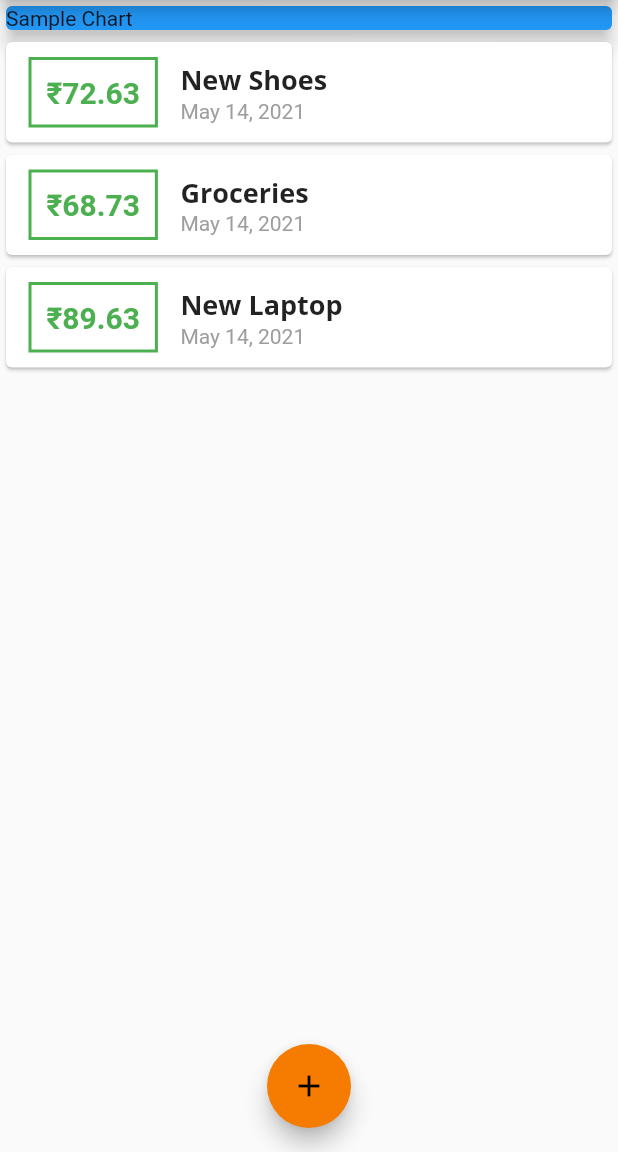
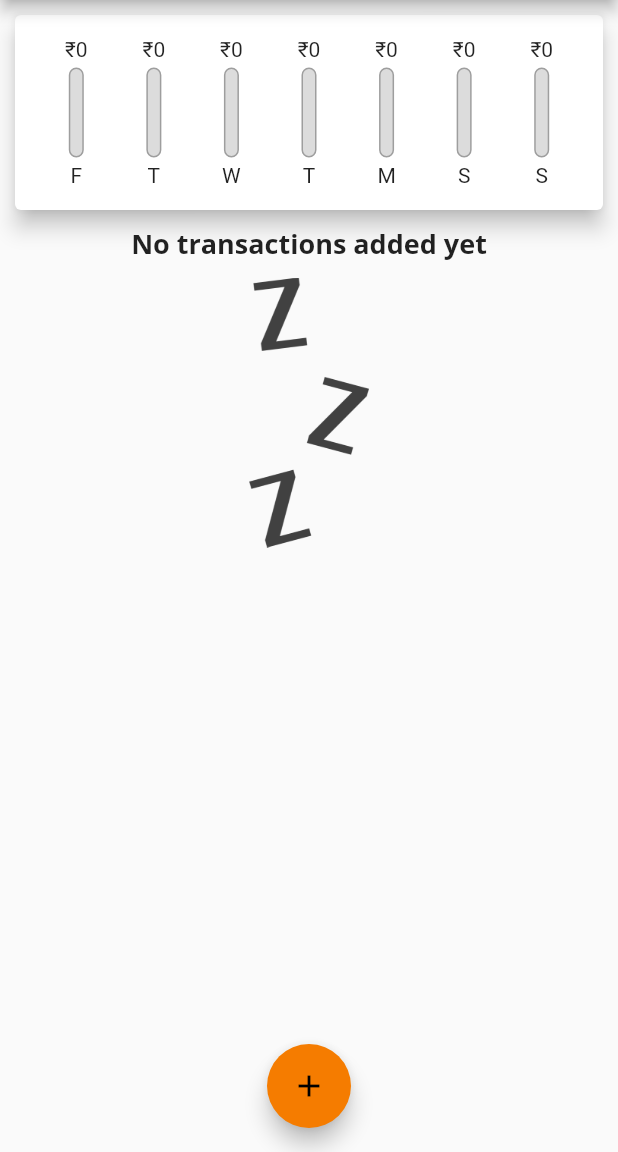
Before and after one commit to surya0180/Expenses-Manager, a Flutter app: the screen it shows after launch, on a phone screen of 412 x 824 dp, the part 84-1236 px from its top. Run offline on Flutter 3.47's test engine with Material 2 defaults, Android fonts, the phone set to English and light mode, and no system bars.

Commit message:
Completed chart bar

```diff
--- a/lib/main.dart
+++ b/lib/main.dart
@@ -2,6 +2,7 @@ import 'package:expenses_manager/models/transaction.dart';
 import 'package:expenses_manager/widgets/new_transaction.dart';
 import 'package:expenses_manager/widgets/transaction_list.dart';
 import 'package:flutter/material.dart';
+import './widgets/chart.dart';
 
 void main() => runApp(MyApp());
 
@@ -44,26 +45,13 @@ class MyHomePage extends StatefulWidget {
 
 class _MyHomePageState extends State<MyHomePage> {
 
-  final List<Transaction> _userTransactions = [
-    Transaction(
-      id: 't1',
-      title: 'New Shoes',
-      amount: 72.63,
-      date: DateTime.now()
-    ),
-    Transaction(
-      id: 't2',
-      title: 'Groceries',
-      amount: 68.73,
-      date: DateTime.now()
-    ),
-    Transaction(
-      id: 't3',
-      title: 'New Laptop',
-      amount: 89.63,
-      date: DateTime.now()
-    )
-  ];
+  final List<Transaction> _userTransactions = [];
+
+  List<Transaction> get _recentTransactions {
+    return _userTransactions.where((tx)  {
+      return tx.date.isAfter(DateTime.now().subtract(Duration(days: 7)));
+    }).toList();
+  }
 
   void _addNewTransaction(String txTitle, double txAmount) {
     final newTx = Transaction(
@@ -109,14 +97,7 @@ class _MyHomePageState extends State<MyHomePage> {
           mainAxisAlignment: MainAxisAlignment.start,
           crossAxisAlignment: CrossAxisAlignment.center,
           children: <Widget> [
-          Container(
-            width: double.infinity,
-            child: Card(
-              color: Colors.blue,
-              child: Text('Sample Chart'),
-              elevation: 5,
-            ),
-          ),
+          Chart(_recentTransactions),
           TransactionList(_userTransactions),
         ],),
       ),
--- /dev/null
+++ b/lib/widgets/chart.dart
@@ -0,0 +1,64 @@
+import 'package:expenses_manager/models/transaction.dart';
+import 'package:expenses_manager/widgets/chart_bar.dart';
+import 'package:flutter/material.dart';
+import 'package:intl/intl.dart';
+
+class Chart extends StatelessWidget {
+
+  final List<Transaction> recentTransactions;
+  Chart(this.recentTransactions);
+
+  List<Map> get groupedTransactionValues {
+    return List.generate(7, (index)  {
+      final weekDay = DateTime.now().subtract(Duration(days: index), );
+
+      double totalSum = 0.0;
+
+      for (var i = 0; i < recentTransactions.length; i++) {
+        if (recentTransactions[i].date.day == weekDay.day
+        && recentTransactions[i].date.month == weekDay.month
+        && recentTransactions[i].date.year == weekDay.year) {
+          totalSum += recentTransactions[i].amount;
+        }
+      }
+
+      print(DateFormat.E().format(weekDay));
+      print(totalSum);
+
+      return {'day': DateFormat.E().format(weekDay).substring(0, 1), 'amount': totalSum};
+    });
+  }
+
+  double get totalSpending {
+    return groupedTransactionValues.fold(0.0, (sum, item) {
+      return sum + item['amount'];
+    });
+  }
+
+  @override
+  Widget build(BuildContext context) {
+
+    print(groupedTransactionValues);
+
+    return Card(
+      elevation: 6,
+      margin: EdgeInsets.all(10),
+      child: Container(
+        padding: EdgeInsets.all(15),
+        child: Row(
+          mainAxisAlignment: MainAxisAlignment.spaceAround,
+          children: groupedTransactionValues.map((data) {
+            return Flexible(
+              fit: FlexFit.tight,
+                child: ChartBar(
+                data['day'],
+                data['amount'],
+                totalSpending == 0.0 ? 0.0 : (data['amount'] as double ) / totalSpending
+              ),
+            );
+          }).toList(),
+        ),
+      ),
+    );
+  }
+}
--- /dev/null
+++ b/lib/widgets/chart_bar.dart
@@ -0,0 +1,45 @@
+import 'package:flutter/material.dart';
+
+class ChartBar extends StatelessWidget {
+
+  final String label;
+  final double spendingAmount;
+  final double spendingPctOfTotal;
+
+  ChartBar(this.label, this.spendingAmount, this.spendingPctOfTotal);
+
+  @override
+  Widget build(BuildContext context) {
+    return Column(
+      children: [
+        FittedBox(
+          child: Text('₹' + spendingAmount.toStringAsFixed(0))
+        ),
+        SizedBox(height: 4,),
+        Container(
+          height: 60,
+          width: 10,
+          child: Stack(
+            children: [
+              Container(
+                decoration: BoxDecoration(
+                  border: Border.all(color: Colors.grey, width: 1.0),
+                  color: Color.fromRGBO(220, 220, 220, 1),
+                  borderRadius: BorderRadius.circular(10),
+                ),
+              ),
+              FractionallySizedBox(heightFactor: spendingPctOfTotal, child: Container(
+                decoration: BoxDecoration(
+                  color: Theme.of(context).primaryColor,
+                  borderRadius: BorderRadius.circular(10),
+                ),
+              ),),
+            ],
+          ),
+        ),
+        SizedBox(height: 4,),
+        Text(label),
+      ],
+    );
+  }
+}
--- a/lib/widgets/transaction_list.dart
+++ b/lib/widgets/transaction_list.dart
@@ -12,8 +12,26 @@ class TransactionList extends StatelessWidget {
   @override
   Widget build(BuildContext context) {
     return Container(
-      height: 300,
-      child: ListView.builder(
+      height: 441,
+      child: transactions.isEmpty ?
+      Column(
+        children: [
+          Text(
+            "No transactions added yet",
+            style: Theme.of(context).textTheme.title,
+          ),
+          SizedBox(
+            height: 10,
+          ),
+          Container(
+            height: 180,
+            child: Image.asset(
+              "assets/images/waiting.png",
+              fit: BoxFit.cover,
+            ),
+          ),
+        ],
+      ) : ListView.builder(
           itemBuilder: (ctx, index) {
             return Card(
               child: Row(
--- a/pubspec.yaml
+++ b/pubspec.yaml
@@ -46,9 +46,9 @@ flutter:
   uses-material-design: true
 
   # To add assets to your application, add an assets section, like this:
-  # assets:
-  #   - images/a_dot_burr.jpeg
-  #   - images/a_dot_ham.jpeg
+  assets:
+    - assets/images/waiting.png
+    # - assets/images/a_dot_ham.jpeg
 
   # An image asset can refer to one or more resolution-specific "variants", see
   # https://flutter.dev/assets-and-images/#resolution-aware.
```
Also changed, not shown: assets/images/waiting.png (added).
